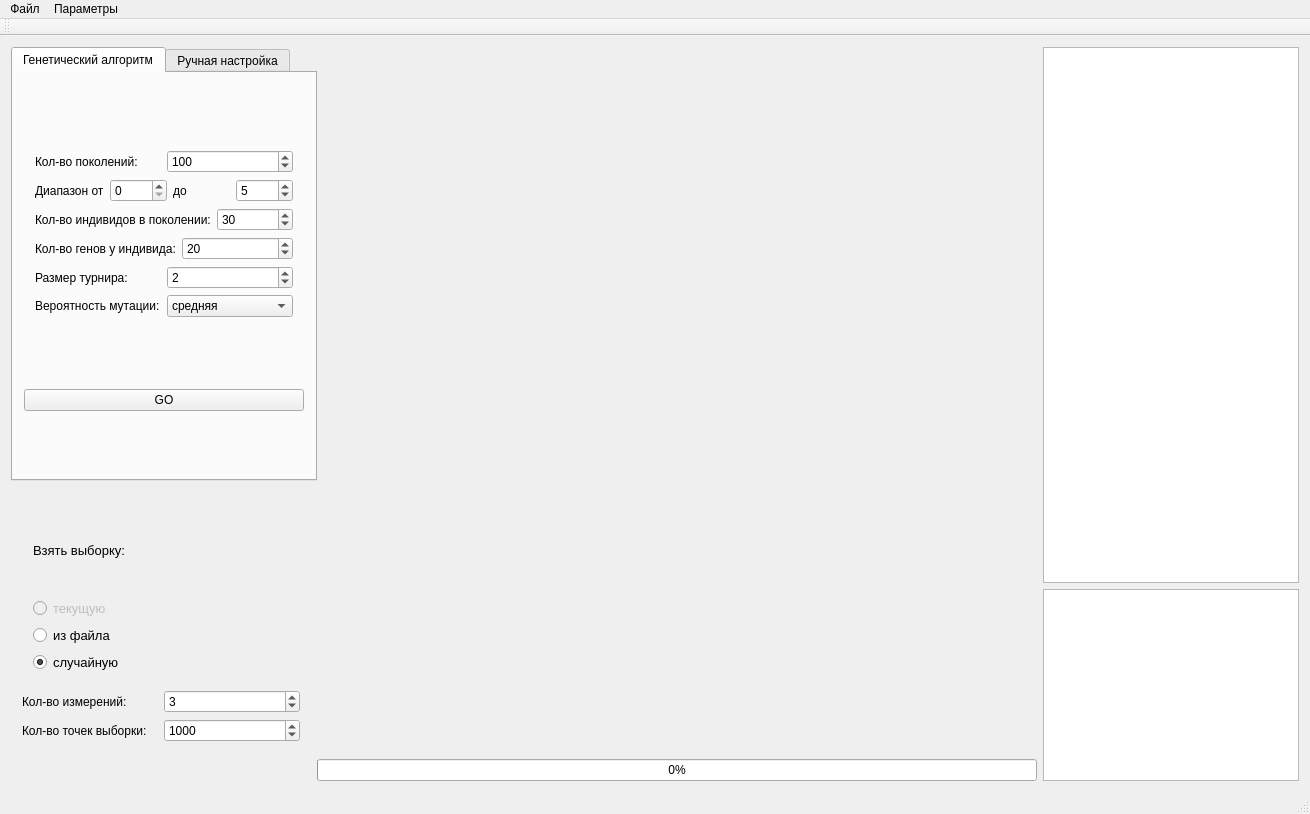
Above: mainwindow.ui from qlDaN4ik/ScienceWork before the change. Below: the same form after it.
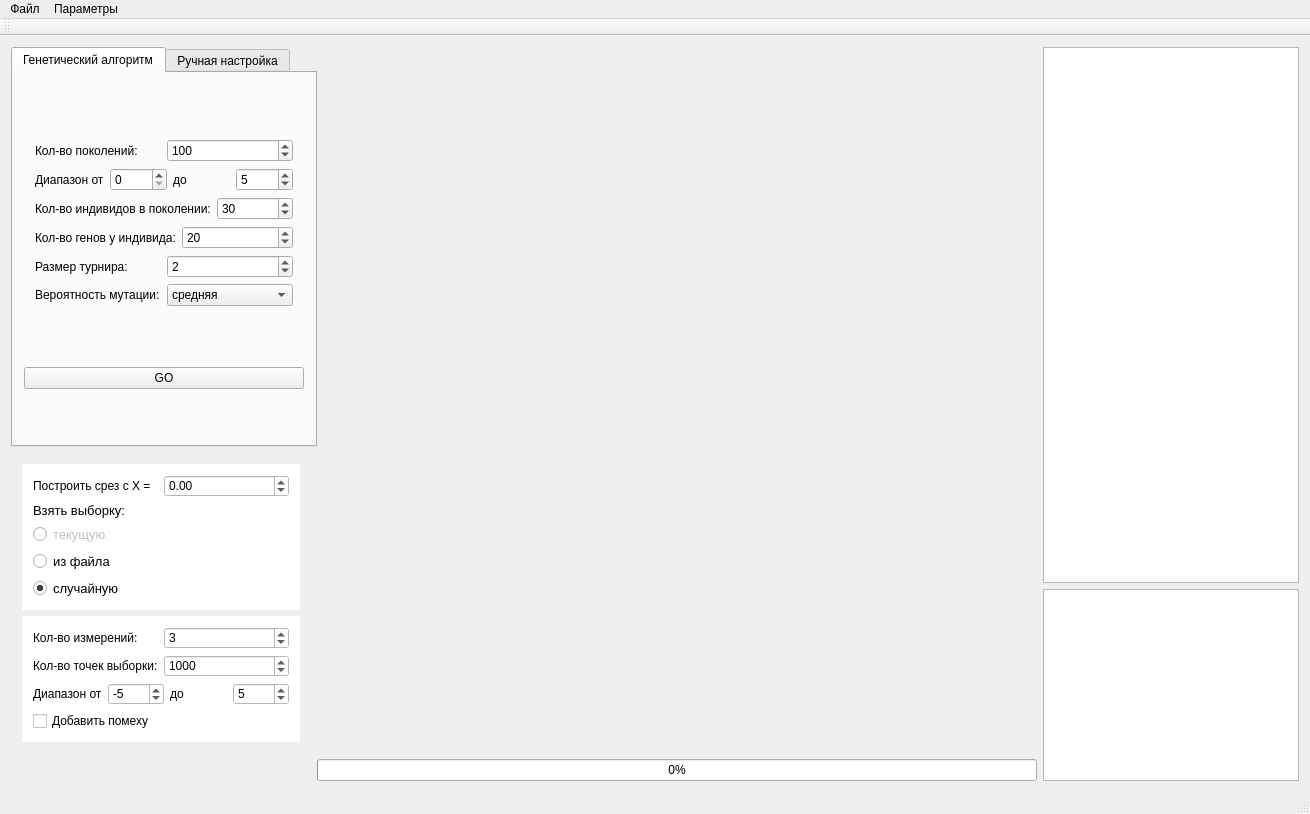
That is the form after the change. Custom widgets are drawn as their Qt base class.

Commit message: +selection tuning

```diff
--- a/mainwindow.ui
+++ b/mainwindow.ui
@@ -260,10 +260,39 @@
       </property>
      </widget>
     </item>
+    <item row="2" column="3" rowspan="2">
+     <widget class="QTextEdit" name="textEdit">
+      <property name="sizePolicy">
+       <sizepolicy hsizetype="Maximum" vsizetype="Maximum">
+        <horstretch>0</horstretch>
+        <verstretch>0</verstretch>
+       </sizepolicy>
+      </property>
+     </widget>
+    </item>
+    <item row="3" column="1" colspan="2">
+     <widget class="QProgressBar" name="progressBar">
+      <property name="sizePolicy">
+       <sizepolicy hsizetype="Minimum" vsizetype="Fixed">
+        <horstretch>0</horstretch>
+        <verstretch>0</verstretch>
+       </sizepolicy>
+      </property>
+      <property name="minimumSize">
+       <size>
+        <width>400</width>
+        <height>0</height>
+       </size>
+      </property>
+      <property name="value">
+       <number>0</number>
+      </property>
+     </widget>
+    </item>
     <item row="1" column="0" rowspan="2">
      <widget class="QWidget" name="widget_4" native="true">
       <property name="sizePolicy">
-       <sizepolicy hsizetype="Minimum" vsizetype="Preferred">
+       <sizepolicy hsizetype="Minimum" vsizetype="Expanding">
         <horstretch>0</horstretch>
         <verstretch>0</verstretch>
        </sizepolicy>
@@ -271,13 +300,34 @@
       <property name="minimumSize">
        <size>
         <width>300</width>
-        <height>180</height>
+        <height>280</height>
        </size>
       </property>
       <layout class="QVBoxLayout" name="verticalLayout_3">
        <item>
         <widget class="QWidget" name="widget_2" native="true">
+         <property name="styleSheet">
+          <string notr="true">background-color: rgb(255, 255, 255);</string>
+         </property>
          <layout class="QVBoxLayout" name="verticalLayout">
+          <item>
+           <layout class="QHBoxLayout" name="horizontalLayout_4">
+            <item>
+             <widget class="QLabel" name="label_5">
+              <property name="text">
+               <string>Построить срез с X =</string>
+              </property>
+             </widget>
+            </item>
+            <item>
+             <widget class="QDoubleSpinBox" name="cutValueSpin">
+              <property name="minimum">
+               <double>-99.000000000000000</double>
+              </property>
+             </widget>
+            </item>
+           </layout>
+          </item>
           <item>
            <widget class="QLabel" name="label">
             <property name="font">
@@ -336,6 +386,12 @@
         </widget>
        </item>
        <item>
+        <widget class="QWidget" name="selectionWidget" native="true">
+         <property name="styleSheet">
+          <string notr="true">background-color: rgb(255, 255, 255);</string>
+         </property>
+         <layout class="QVBoxLayout" name="verticalLayout_7">
+          <item>
         <layout class="QHBoxLayout" name="componentNumber">
          <item>
           <widget class="QLabel" name="componentNumberLabel">
@@ -346,6 +402,9 @@
          </item>
          <item>
           <widget class="QSpinBox" name="componentNumberSpin">
+              <property name="minimum">
+               <number>2</number>
+              </property>
            <property name="value">
             <number>3</number>
            </property>
@@ -374,24 +433,56 @@
          </item>
         </layout>
        </item>
-      </layout>
-     </widget>
-    </item>
-    <item row="2" column="3" rowspan="2">
-     <widget class="QTextEdit" name="textEdit">
-      <property name="sizePolicy">
-       <sizepolicy hsizetype="Maximum" vsizetype="Maximum">
-        <horstretch>0</horstretch>
-        <verstretch>0</verstretch>
-       </sizepolicy>
-      </property>
-     </widget>
-    </item>
-    <item row="3" column="1" colspan="2">
-     <widget class="QProgressBar" name="progressBar">
+          <item>
+           <layout class="QHBoxLayout" name="horizontalLayout">
+            <item>
+             <widget class="QLabel" name="label_2">
+              <property name="text">
+               <string>Диапазон от</string>
+              </property>
+             </widget>
+            </item>
+            <item>
+             <widget class="QSpinBox" name="leftSelectSpin">
+              <property name="minimum">
+               <number>-99</number>
+              </property>
+              <property name="value">
+               <number>-5</number>
+              </property>
+             </widget>
+            </item>
+            <item>
+             <widget class="QLabel" name="label_3">
+              <property name="text">
+               <string>до</string>
+              </property>
+             </widget>
+            </item>
+            <item>
+             <widget class="QSpinBox" name="rightSelectSpin">
       <property name="value">
-       <number>0</number>
-      </property>
+               <number>5</number>
+              </property>
+             </widget>
+            </item>
+           </layout>
+          </item>
+          <item>
+           <layout class="QHBoxLayout" name="horizontalLayout_2">
+            <item>
+             <widget class="QCheckBox" name="noiseCheck">
+              <property name="text">
+               <string>Добавить помеху</string>
+              </property>
+             </widget>
+            </item>
+           </layout>
+          </item>
+         </layout>
+        </widget>
+       </item>
+      </layout>
      </widget>
     </item>
    </layout>
```
Lines whose indentation alone changed are shown as unchanged. The commit also changes 18 other files.
